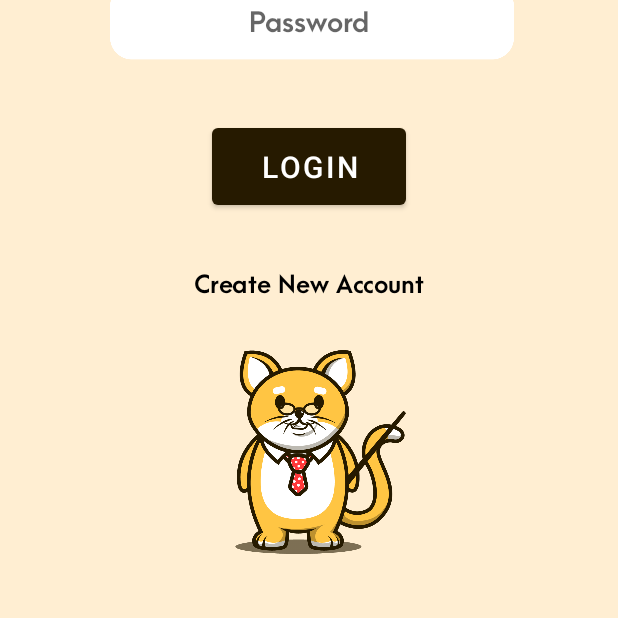
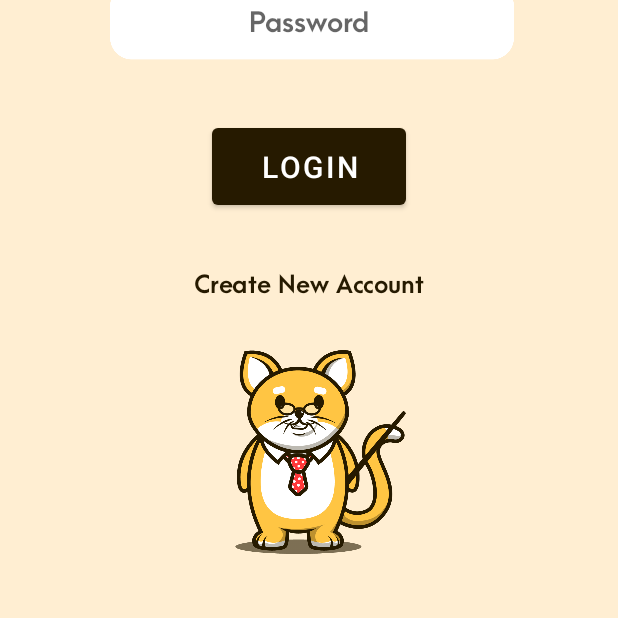
Before and after one commit to ramosallenjoshua/OperationBasics, an Android app: the screen it shows after launch (LoginMenuActivity), on a phone screen of 412 x 824 dp, the part 618-1236 px from its top. Run offline under Robolectric (Android 15) with nearby library versions, the phone set to English and light mode, and no system bars; our stand-ins replace Firebase (no records; nobody signed in at launch, a user with empty details on screens opened directly).

Commit message:
math problem white bg input box

```diff
--- a/app/src/main/res/layout/activity_login_menu.xml
+++ b/app/src/main/res/layout/activity_login_menu.xml
@@ -142,7 +142,7 @@
         android:layout_marginBottom="200dp"
         android:fontFamily="@font/arca_majora_3_bold"
         android:text="@string/loginSignUpText"
-        android:textColor="@color/black"
+        android:textColor="@color/brown"
         android:textSize="16sp"
         app:layout_constraintBottom_toBottomOf="parent"
         app:layout_constraintEnd_toEndOf="@+id/login_button"
--- a/app/src/main/res/layout/fragment_addition.xml
+++ b/app/src/main/res/layout/fragment_addition.xml
@@ -65,6 +65,7 @@
             android:inputType="number"
             android:textAlignment="center"
             android:textSize="24sp"
+            android:background="@color/white"
             app:layout_constraintBottom_toTopOf="@+id/additionNextButton"
             app:layout_constraintEnd_toEndOf="parent"
             app:layout_constraintHorizontal_bias="0.496"
```
